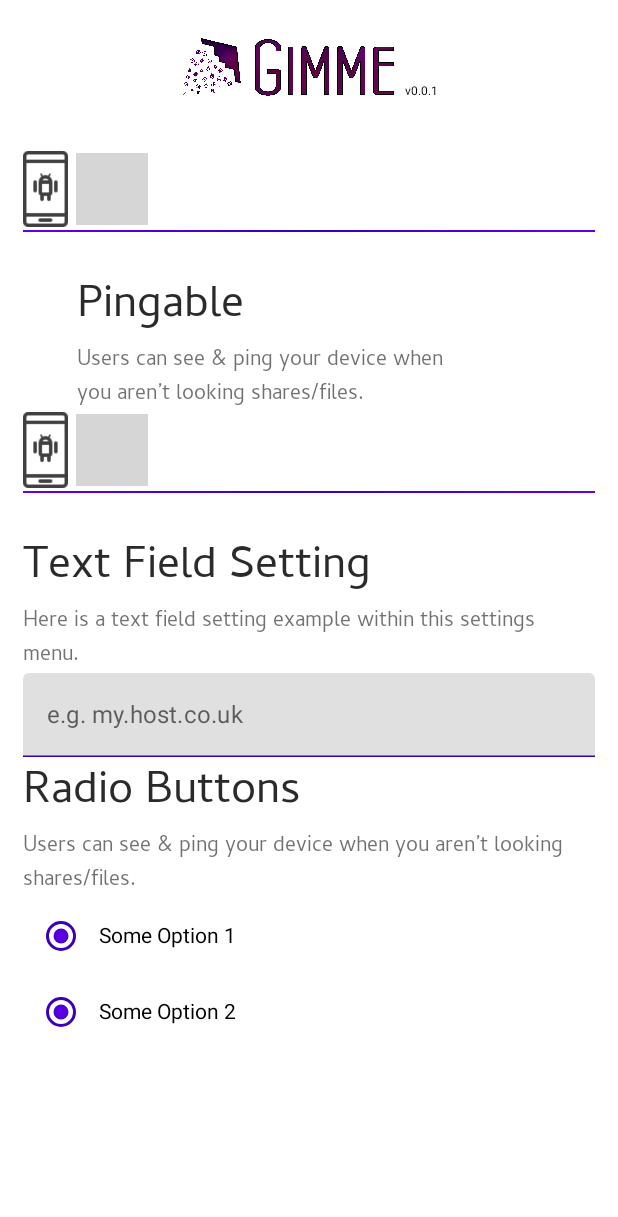
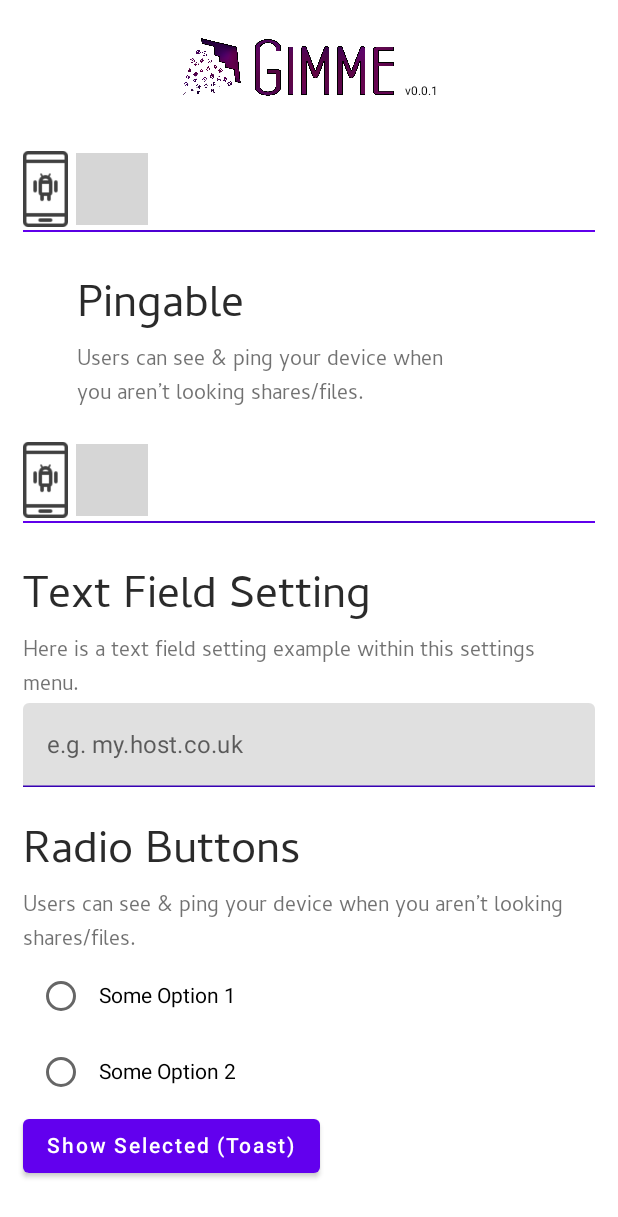
Before and after one commit to Nex-Coder/Gimme, an Android app built with Jetpack Compose: the @Preview function ComposablePreview, on a phone screen of 412 x 824 dp. Shown: the top 1217 px of the screen. Run offline under Robolectric (Android 15) with nearby library versions, the light colour scheme and no system bars; libraries missing offline, so code that uses them is left out: com.ramcosta.composedestinations; 4 statements that could not run were skipped; grey boxes are pictures that could not be loaded.

Commit message:
Radio group host implementation for extended Radio Buttons

```diff
--- a/app/src/main/java/co/uk/nexhub/gimme/ui/elements/base/BoxWithContext.kt
+++ b/app/src/main/java/co/uk/nexhub/gimme/ui/elements/base/BoxWithContext.kt
@@ -24,16 +24,29 @@ fun BoxWithContext(name: String,
                    fontSize: TextUnit = 30.sp,
                    content: @Composable BoxScope.() -> Unit) {
     val contextWeightFinal: Float = if (contextWeight > 0.98f) 0.98f else contextWeight
-    Row(modifier, verticalAlignment = Alignment.CenterVertically) {
+    Column(modifier, verticalArrangement = Arrangement.Center) {
+        Row(verticalAlignment = Alignment.CenterVertically) {
             Column(Modifier.weight(contextWeightFinal, true), Arrangement.Top, Alignment.Start) {
                 Text(name, Modifier, nameColor, fontSize, fontFamily = fontCambay)
-            Text(description, Modifier, descriptionColor, fontSize.div(2.1f), fontFamily = fontCambay)
+                Text(
+                    description,
+                    Modifier,
+                    descriptionColor,
+                    fontSize.div(2.1f),
+                    fontFamily = fontCambay
+                )
             }
             if (inline) {
-            Box(boxModifier.weight(0.99f - contextWeightFinal, false), Alignment.CenterEnd, false, content)
+                Box(
+                    boxModifier.weight(0.99f - contextWeightFinal, false),
+                    Alignment.CenterEnd,
+                    false,
+                    content
+                )
             }
         }
         if (!inline) {
             Box(boxModifier, Alignment.CenterStart, false, content)
         }
     }
+}
--- /dev/null
+++ b/app/src/main/java/co/uk/nexhub/gimme/ui/model/GroupHost.kt
@@ -0,0 +1,28 @@
+package co.uk.nexhub.gimme.ui.model
+
+import androidx.compose.runtime.Composable
+import androidx.compose.runtime.MutableState
+import androidx.compose.runtime.mutableStateOf
+
+class GroupHost<T>(unselectedValue: T) {
+    internal val selectedState: MutableState<T> = mutableStateOf(unselectedValue)
+
+    fun getSelectedValue(): T {
+        return selectedState.value
+    }
+
+    fun createValue(value: T): GroupValue<T> {
+        return GroupValue(this, value)
+    }
+}
+
+class GroupValue<T>(private val host: GroupHost<T>, private val value: T) {
+    fun setHostValue() {
+        host.selectedState.value = value
+    }
+
+    @Composable
+    fun isSelected(): Boolean {
+        return host.selectedState.value == value
+    }
+}
--- a/app/src/main/java/co/uk/nexhub/gimme/ui/screens/SettingsScreen.kt
+++ b/app/src/main/java/co/uk/nexhub/gimme/ui/screens/SettingsScreen.kt
@@ -1,11 +1,14 @@
 package co.uk.nexhub.gimme.ui.screens
 
+import android.widget.Toast
 import androidx.compose.foundation.layout.*
 import androidx.compose.foundation.rememberScrollState
 import androidx.compose.material.*
 import androidx.compose.runtime.*
+import androidx.compose.runtime.saveable.rememberSaveable
 import androidx.compose.ui.Alignment
 import androidx.compose.ui.Modifier
+import androidx.compose.ui.platform.LocalContext
 import androidx.compose.ui.text.input.TextFieldValue
 import androidx.compose.ui.text.style.TextAlign
 import androidx.compose.ui.tooling.preview.Preview
@@ -16,12 +19,14 @@ import co.uk.nexhub.gimme.ui.elements.controls.*
 import co.uk.nexhub.gimme.ui.elements.layout.AppHeader
 import co.uk.nexhub.gimme.ui.elements.parents.DefaultScreenWrapper
 import co.uk.nexhub.gimme.ui.elements.layout.HeaderDivider
+import co.uk.nexhub.gimme.ui.model.GroupHost
 import com.ramcosta.composedestinations.annotation.Destination
 
 @Destination
 @Composable
 fun SettingsScreen(arg: String?) {
     val scrollState = rememberScrollState()
+    val contextBoxModifer = Modifier.padding(bottom = 20.dp)
 
     DefaultScreenWrapper(scrollState) {
         AppHeader(10.dp)
@@ -33,7 +38,8 @@ fun SettingsScreen(arg: String?) {
         )
         BoxWithContext(
             "Pingable",
-            "Users can see & ping your device when you aren’t looking shares/files."
+            "Users can see & ping your device when you aren’t looking shares/files.",
+            contextBoxModifer
         ) {
             ToggleButton({})
         }
@@ -46,7 +52,8 @@ fun SettingsScreen(arg: String?) {
         BoxWithContext(
             "Text Field Setting",
             "Here is a text field setting example within this settings menu.",
-            Modifier, Modifier,
+            contextBoxModifer,
+            Modifier,
             false
         ) {
             var text by remember { mutableStateOf(TextFieldValue("")) }
@@ -63,21 +70,37 @@ fun SettingsScreen(arg: String?) {
         BoxWithContext(
             "Radio Buttons",
             "Users can see & ping your device when you aren’t looking shares/files.",
-            Modifier.fillMaxWidth(),Modifier.fillMaxWidth(),
+            contextBoxModifer.fillMaxWidth(),Modifier.fillMaxWidth(),
             inline = false
         ) {
             val choices = arrayOf(RadioButtonChoice("Option One", { println("Option One") }), RadioButtonChoice("Option Two", { println("Option Two") }))
             //TODO do grouping functionality. incoropate a generic way to use a list to automatically generate the buttons and groups
             Column() {
                 val modifier = Modifier.padding(1.dp)
+                val someOptionsHost = remember { GroupHost("") };
+
                 Row(verticalAlignment = Alignment.CenterVertically) {
-                    ExtendedRadioButton(true, {}, modifier)
+                    val option1 = someOptionsHost.createValue("First")
+                    ExtendedRadioButton(option1.isSelected(), {}, modifier, groupValue = option1)
                     Text("Some Option 1")
                 }
+
                 Row(verticalAlignment = Alignment.CenterVertically) {
-                    ExtendedRadioButton(true, {}, modifier)
+                    val option2 = someOptionsHost.createValue("Second")
+                    ExtendedRadioButton(option2.isSelected(), {}, modifier, groupValue = option2)
                     Text("Some Option 2")
                 }
+
+                val context = LocalContext.current
+                Button(onClick = {
+                    Toast.makeText(
+                        context,
+                        "Selected Value: " + someOptionsHost.getSelectedValue(),
+                        Toast.LENGTH_SHORT
+                    ).show()
+                }, content = {
+                    Text(text = "Show Selected (Toast)")
+                })
             }
         }
     }
```
Also changed, not shown: app/src/main/java/co/uk/nexhub/gimme/ui/elements/controls/ExtendedRadioButtons.kt (renamed from app/src/main/java/co/uk/nexhub/gimme/ui/elements/controls/ShapedRadioButton.kt, +6 -2 lines). Lines whose indentation alone changed are shown as unchanged.
